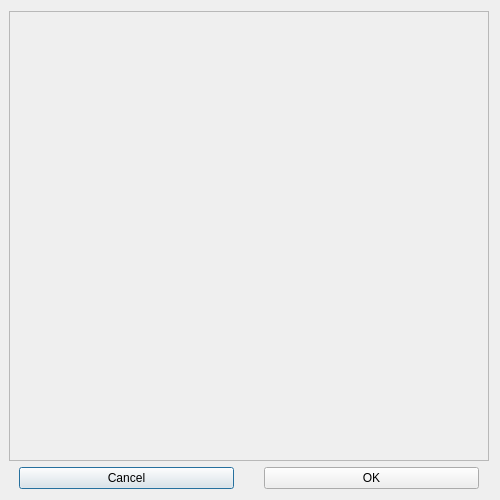
Above: ui/menuwidget/measurementdialog.ui from 15903016222/Voice before the change. Below: the same form after it.
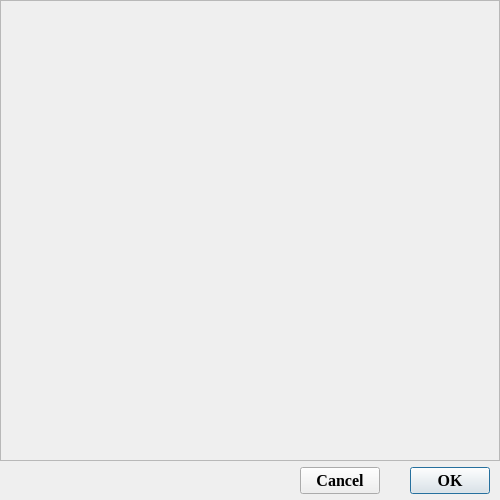
That is the form after the change.

The edit to the form file:
```diff
--- a/ui/menuwidget/measurementdialog.ui
+++ b/ui/menuwidget/measurementdialog.ui
@@ -15,10 +15,25 @@
   </property>
   <layout class="QGridLayout" name="gridLayout" rowstretch="24,1" columnstretch="0">
    <property name="leftMargin">
-    <number>9</number>
+    <number>0</number>
+   </property>
+   <property name="topMargin">
+    <number>0</number>
+   </property>
+   <property name="rightMargin">
+    <number>0</number>
+   </property>
+   <property name="bottomMargin">
+    <number>6</number>
+   </property>
+   <property name="horizontalSpacing">
+    <number>0</number>
+   </property>
+   <property name="verticalSpacing">
+    <number>6</number>
    </property>
    <item row="1" column="0">
-    <widget class="QWidget" name="widget" native="true">
+    <widget class="QWidget" name="widget_2" native="true">
      <layout class="QGridLayout" name="gridLayout_2">
       <property name="leftMargin">
        <number>10</number>
@@ -36,19 +51,19 @@
        <number>30</number>
       </property>
       <item row="0" column="0">
-       <widget class="QPushButton" name="pushButton_cancel">
-        <property name="sizePolicy">
-         <sizepolicy hsizetype="Preferred" vsizetype="Preferred">
-          <horstretch>0</horstretch>
-          <verstretch>0</verstretch>
-         </sizepolicy>
+       <spacer name="horizontalSpacer">
+        <property name="orientation">
+         <enum>Qt::Horizontal</enum>
         </property>
-        <property name="text">
-         <string>Cancel</string>
+        <property name="sizeHint" stdset="0">
+         <size>
+          <width>40</width>
+          <height>20</height>
+         </size>
         </property>
-       </widget>
+       </spacer>
       </item>
-      <item row="0" column="1">
+      <item row="0" column="2">
        <widget class="QPushButton" name="pushButton_ok">
         <property name="sizePolicy">
          <sizepolicy hsizetype="Preferred" vsizetype="Preferred">
@@ -56,16 +71,45 @@
           <verstretch>0</verstretch>
          </sizepolicy>
         </property>
+        <property name="font">
+         <font>
+          <family>Times New Roman</family>
+          <pointsize>12</pointsize>
+          <weight>75</weight>
+          <bold>true</bold>
+         </font>
+        </property>
         <property name="text">
          <string>OK</string>
         </property>
        </widget>
       </item>
+      <item row="0" column="1">
+       <widget class="QPushButton" name="pushButton_cancel">
+        <property name="sizePolicy">
+         <sizepolicy hsizetype="Preferred" vsizetype="Preferred">
+          <horstretch>0</horstretch>
+          <verstretch>0</verstretch>
+         </sizepolicy>
+        </property>
+        <property name="font">
+         <font>
+          <family>Times New Roman</family>
+          <pointsize>12</pointsize>
+          <weight>75</weight>
+          <bold>true</bold>
+         </font>
+        </property>
+        <property name="text">
+         <string>Cancel</string>
+        </property>
+       </widget>
+      </item>
      </layout>
     </widget>
    </item>
    <item row="0" column="0">
-    <widget class="QWidget" name="widget_2" native="true">
+    <widget class="QWidget" name="widget_1" native="true">
      <layout class="QGridLayout" name="gridLayout_3">
       <property name="leftMargin">
        <number>0</number>
@@ -92,8 +136,8 @@
           <rect>
            <x>0</x>
            <y>0</y>
-           <width>480</width>
-           <height>451</height>
+           <width>498</width>
+           <height>459</height>
           </rect>
          </property>
         </widget>
```
